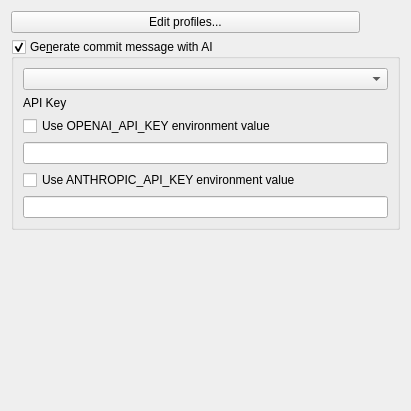
soramimi/Guitar, file src/SettingOptionsForm.ui: the form before one commit.
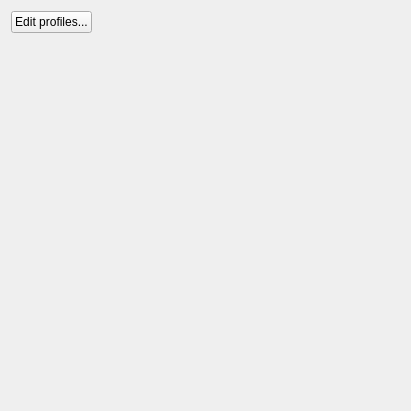
The form after the commit.

Commit message: Move AI settings from SettingOptionsForm to SettingAiForm

Diff of the .ui file:
```diff
--- a/src/SettingOptionsForm.ui
+++ b/src/SettingOptionsForm.ui
@@ -13,7 +13,7 @@
   <property name="windowTitle">
    <string>Options</string>
   </property>
-  <layout class="QVBoxLayout" name="verticalLayout_2">
+  <layout class="QVBoxLayout" name="verticalLayout">
    <item>
     <layout class="QHBoxLayout" name="horizontalLayout">
      <item>
@@ -26,7 +26,7 @@
      <item>
       <spacer name="horizontalSpacer">
        <property name="orientation">
-        <enum>Qt::Vertical</enum>
+        <enum>Qt::Orientation::Horizontal</enum>
        </property>
        <property name="sizeHint" stdset="0">
         <size>
@@ -38,48 +38,6 @@
      </item>
     </layout>
    </item>
-   <item>
-    <widget class="QGroupBox" name="groupBox_generate_commit_message_by_ai">
-     <property name="title">
-      <string>Ge&amp;nerate commit message with AI</string>
-     </property>
-     <property name="checkable">
-      <bool>true</bool>
-     </property>
-     <layout class="QVBoxLayout" name="verticalLayout">
-      <item>
-       <widget class="QComboBox" name="comboBox_ai_model"/>
-      </item>
-      <item>
-       <widget class="QLabel" name="label">
-        <property name="text">
-         <string>API Key</string>
-        </property>
-       </widget>
-      </item>
-      <item>
-       <widget class="QCheckBox" name="checkBox_use_OPENAI_API_KEY_env_value">
-        <property name="text">
-         <string>Use OPENAI_API_KEY environment value</string>
-        </property>
-       </widget>
-      </item>
-      <item>
-       <widget class="QLineEdit" name="lineEdit_openai_api_key"/>
-      </item>
-      <item>
-       <widget class="QCheckBox" name="checkBox_use_ANTHROPIC_API_KEY_env_value">
-        <property name="text">
-         <string>Use ANTHROPIC_API_KEY environment value</string>
-        </property>
-       </widget>
-      </item>
-      <item>
-       <widget class="QLineEdit" name="lineEdit_anthropic_api_key"/>
-      </item>
-     </layout>
-    </widget>
-   </item>
    <item>
     <spacer name="verticalSpacer">
      <property name="orientation">
```
Left out of the diff: 8 changed lines with no effect on the pictures. The commit also changes 9 other files.
